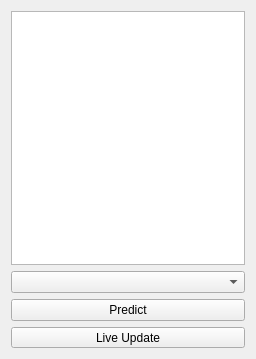
This is ilastik/applets/networkClassification/nnClassAppletUiTest.ui in ilastik/ilastik as Qt 5 draws it before an edit. The edited form follows.
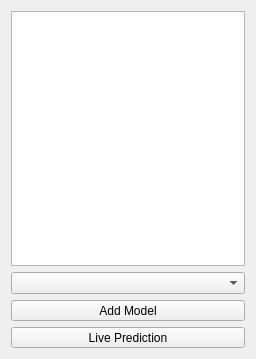
This is the edited form.

Commit message: added choose models no hardcoding

The edit to the form file:
```diff
--- a/ilastik/applets/networkClassification/nnClassAppletUiTest.ui
+++ b/ilastik/applets/networkClassification/nnClassAppletUiTest.ui
@@ -43,9 +43,21 @@
     </widget>
    </item>
    <item>
-    <widget class="QPushButton" name="predictButton">
+      <widget class="QToolButton" name="addModel">
+       <property name="sizePolicy">
+        <sizepolicy hsizetype="Expanding" vsizetype="Fixed">
+         <horstretch>0</horstretch>
+         <verstretch>0</verstretch>
+        </sizepolicy>
+       </property>
      <property name="text">
-      <string>Predict</string>
+        <string>Add Model</string>
+       </property>
+       <property name="checkable">
+        <bool>true</bool>
+       </property>
+       <property name="toolButtonStyle">
+        <enum>Qt::ToolButtonTextBesideIcon</enum>
      </property>
     </widget>
    </item>
@@ -58,7 +70,7 @@
         </sizepolicy>
        </property>
        <property name="text">
-        <string>Live Update</string>
+        <string>Live Prediction</string>
        </property>
        <property name="checkable">
         <bool>true</bool>
```
Lines whose indentation alone changed are shown as unchanged. The commit also changes 8 other files.
